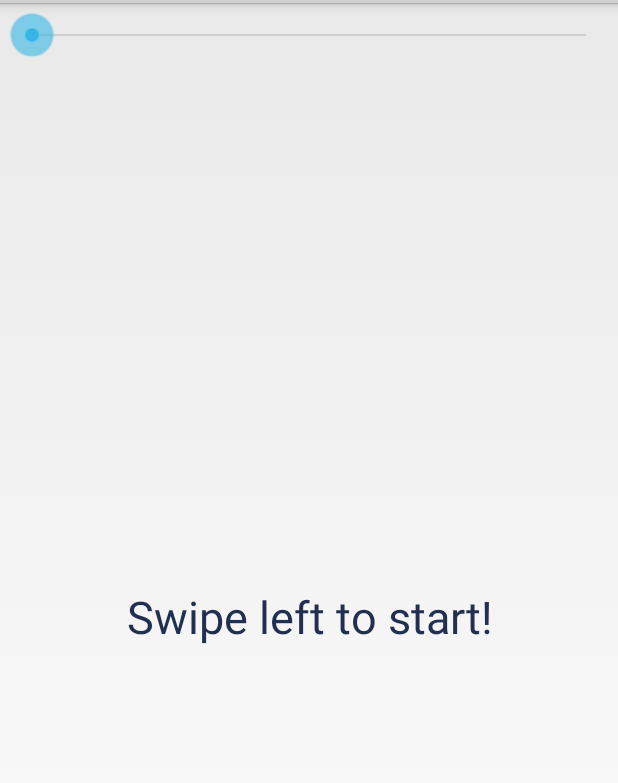
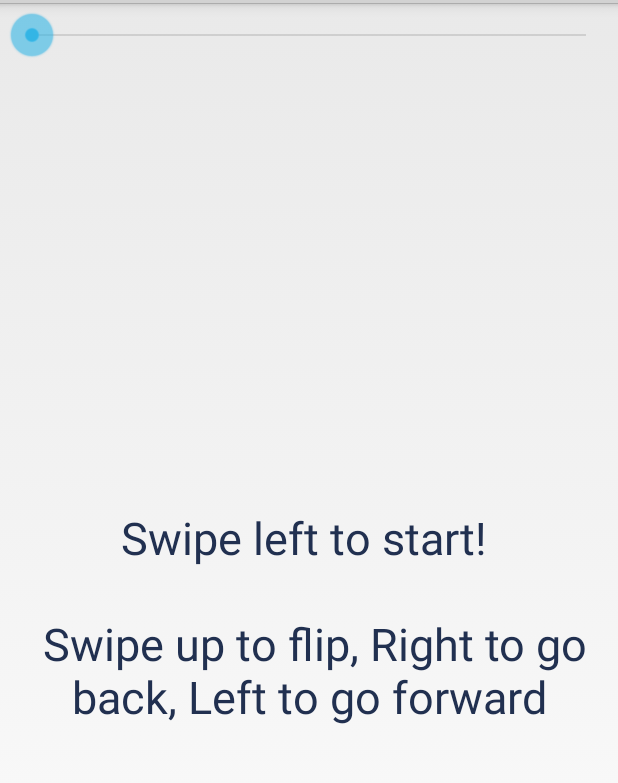
Before and after one commit to CloudCard-App/android, an Android app: the fragment CardQuizFragment shown on its own in the app's theme, on a phone screen of 412 x 824 dp, the part 69-852 px from its top. Run offline under Robolectric (Android 15) with nearby library versions, the phone set to English and light mode, and no system bars; our stand-ins replace Volley; network calls fail; 3 statements that could not run were skipped.

Commit message:
Added instructions on card navigation

```diff
--- a/app/src/main/java/com/example/marc/materialtabviews/card_quiz/CardQuizFragment.java
+++ b/app/src/main/java/com/example/marc/materialtabviews/card_quiz/CardQuizFragment.java
@@ -30,7 +30,7 @@ import java.util.Map;
 public class CardQuizFragment extends Fragment implements OnTaskCompleted {
 
     private static final String TAG = "CardQuizFragment";
-    private static final String url = "http://10.128.0.4:80/studentPost/";
+    private static final String url = "http://104.197.166.40:80/studentPost/";
     private TextView cardDisplay;
     private TextView numDisplay;
     private SeekBar progressSelect;
@@ -238,8 +238,10 @@ public class CardQuizFragment extends Fragment implements OnTaskCompleted {
         List<Card> cardData = deckWithContents.getCards();
         if (cardDisplay.getText().equals(cardData.get(currentIndex).getFront())) {
             updateCard(false); // Switch to back
+            cardDisplay.setTextColor(getResources().getColor(R.color.lightBlue));
         } else if (cardDisplay.getText().equals(cardData.get(currentIndex).getBack())) {
             updateCard(true); // Switch to front
+            cardDisplay.setTextColor(getResources().getColor(R.color.colorPrimaryDark));
         }
         numDisplay.setText(MessageFormat.format("{0} | {1}", String.valueOf(currentIndex + 1), totalLength));
     }
--- a/app/src/main/res/values/strings.xml
+++ b/app/src/main/res/values/strings.xml
@@ -9,7 +9,7 @@
     <string name="correctCode">Correct code</string>
     <string name="incorrectCode">Incorrect code</string>
     <string name="cloudcard">CloudCard</string>
-    <string name="swipeToStart">Swipe left to start!</string>
+    <string name="swipeToStart">Swipe left to start! \n\n Swipe up to flip, Right to go back, Left to go forward</string>
     <string name="find_new_deck">Find new deck</string>
     <string name="your_decks">Your decks</string>
     <string name="slideshow">Slideshow</string>
```
